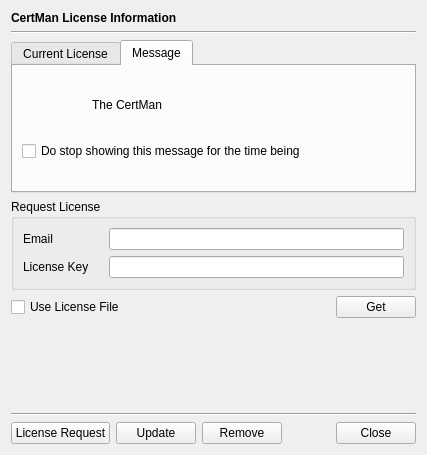
First picture: the form in CertMan/lcn_info_dlg.ui, repository jykim74/CertMan, before the edit.
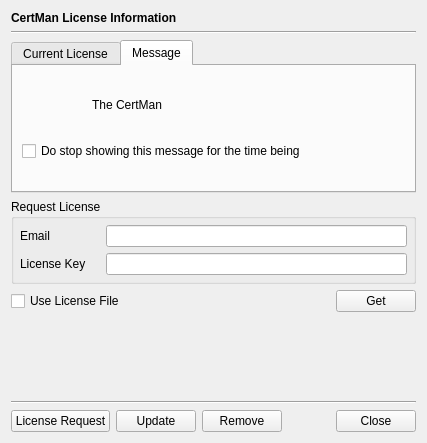
Second picture: the form after the edit. Icons and pictures are not drawn.

Commit message: UI 업데이트

The edit to the form file:
```diff
--- a/CertMan/lcn_info_dlg.ui
+++ b/CertMan/lcn_info_dlg.ui
@@ -7,7 +7,7 @@
     <x>0</x>
     <y>0</y>
     <width>427</width>
-    <height>455</height>
+    <height>443</height>
    </rect>
   </property>
   <property name="windowTitle">
@@ -278,6 +278,21 @@
       <string>Request License</string>
      </property>
      <layout class="QGridLayout" name="gridLayout_5">
+      <property name="leftMargin">
+       <number>6</number>
+      </property>
+      <property name="topMargin">
+       <number>6</number>
+      </property>
+      <property name="rightMargin">
+       <number>6</number>
+      </property>
+      <property name="bottomMargin">
+       <number>6</number>
+      </property>
+      <property name="horizontalSpacing">
+       <number>6</number>
+      </property>
       <item row="0" column="0">
        <widget class="QLabel" name="label_2">
         <property name="minimumSize">
```
